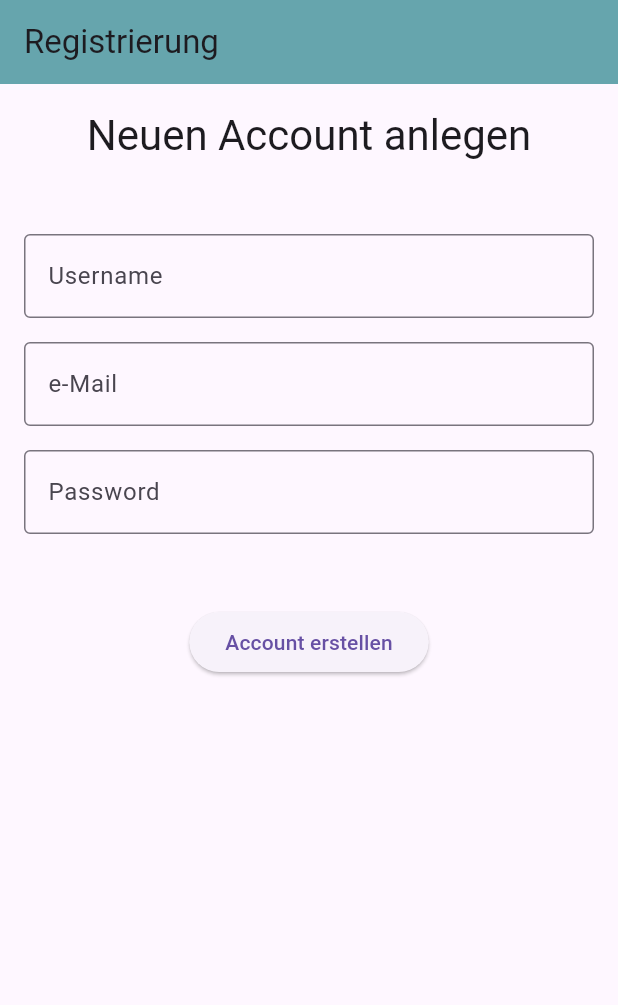
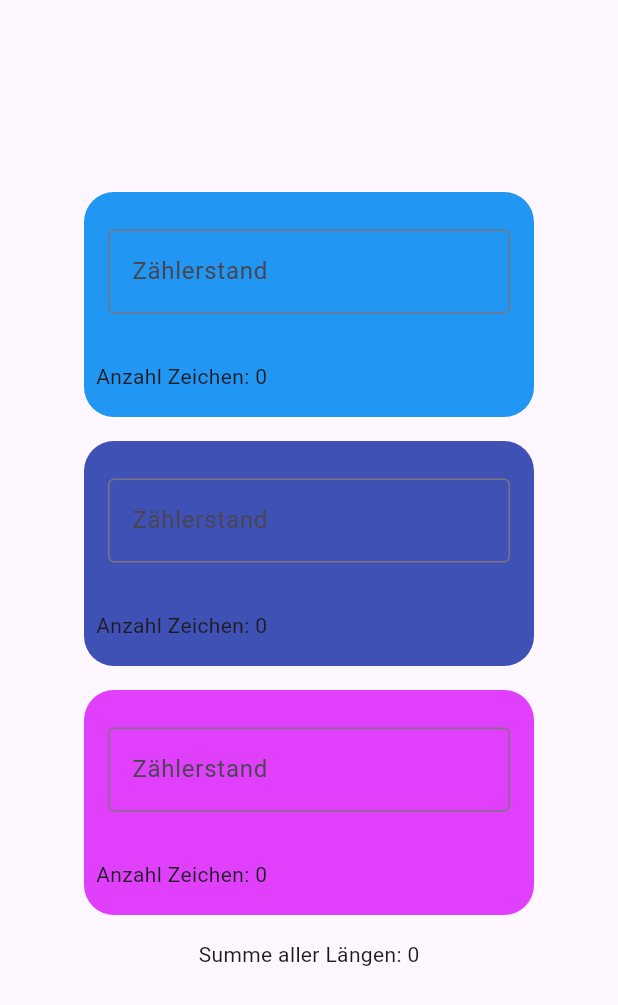
Before and after one commit to Miguele73/n_s_v_d, a Flutter app: the screen it shows after launch, on a phone screen of 412 x 824 dp. Shown: the top 1005 px of the screen. Run offline on Flutter 3.47's test engine with Material 3 defaults, Android fonts, the phone set to English and light mode, and no system bars.

Commit message:
Add MainScreen and CounterBox components; update main.dart to use MainScreen

```diff
--- /dev/null
+++ b/lib/counter_box.dart
@@ -0,0 +1,72 @@
+import 'package:flutter/material.dart';
+// import 'package:n_s_v_d/custom_button.dart';
+
+class CounterBox extends StatefulWidget {
+  final Color color;
+  final void Function(int c) onChanged;
+
+  const CounterBox({super.key, required this.color, required this.onChanged});
+
+  @override
+  State<CounterBox> createState() => _CounterBoxState();
+}
+
+class _CounterBoxState extends State<CounterBox> {
+  // State
+  // int _count = 0;
+  int _characters = 0;
+
+  // void _increment() {
+  //   setState(() {
+  //     _count++;
+  //   });
+  //   widget.onChanged(_count);
+  // }
+
+  @override
+  Widget build(BuildContext context) {
+    return Container(
+      height: 150,
+      width: 300,
+      decoration: BoxDecoration(
+        color: widget.color,
+        borderRadius: BorderRadius.all(Radius.circular(20)),
+      ),
+      child: Column(
+        spacing: 8,
+        mainAxisAlignment: MainAxisAlignment.center,
+        children: [
+          Padding(
+            padding: const EdgeInsets.all(16.0),
+            child: TextFormField(
+              decoration: InputDecoration(
+                labelText: "Zählerstand",
+                border: OutlineInputBorder(),
+              ),
+              onChanged: (value) {
+                setState(() {
+                  // _count = int.tryParse(value) ?? 0;
+                  _characters = value.length;
+                });
+                widget.onChanged(_characters);
+              },
+            ),
+          ),
+          //   onChanged: () {
+          //     _increment();
+          //   },
+          //   text: "Klick!",
+          // ),
+          // Text("$_count"),
+          Padding(
+            padding: const EdgeInsets.all(8.0),
+            child: Row(
+              mainAxisAlignment: MainAxisAlignment.start,
+              children: [Text("Anzahl Zeichen: $_characters")],
+            ),
+          ),
+        ],
+      ),
+    );
+  }
+}
--- a/lib/main.dart
+++ b/lib/main.dart
@@ -1,6 +1,7 @@
 import 'package:flutter/material.dart';
+import 'package:n_s_v_d/main_screen.dart';
 // import 'package:n_s_v_d/login_screen.dart';
-import 'package:n_s_v_d/validation_screen.dart';
+// import 'package:n_s_v_d/validation_screen.dart';
 
 void main() {
   runApp(const MainApp());
@@ -11,6 +12,6 @@ class MainApp extends StatelessWidget {
 
   @override
   Widget build(BuildContext context) {
-    return const MaterialApp(home: ValidationScreen());
+    return const MaterialApp(home: MainScreen());
   }
 }
--- /dev/null
+++ b/lib/main_screen.dart
@@ -0,0 +1,58 @@
+import 'package:flutter/material.dart';
+import 'package:n_s_v_d/counter_box.dart';
+
+class MainScreen extends StatefulWidget {
+  const MainScreen({super.key});
+
+  @override
+  State<MainScreen> createState() => _MainScreenState();
+}
+
+class _MainScreenState extends State<MainScreen> {
+  int box1 = 0;
+  int box2 = 0;
+  int box3 = 0;
+
+  int get _totalCount => box1 + box2 + box3;
+
+  @override
+  Widget build(BuildContext context) {
+    return Scaffold(
+      body: Padding(
+        padding: const EdgeInsets.fromLTRB(32.0, 128, 32.0, 0),
+        child: Center(
+          child: Column(
+            spacing: 16,
+            children: [
+              CounterBox(
+                color: Colors.blue,
+                onChanged: (c) {
+                  setState(() {
+                    box1 = c;
+                  });
+                },
+              ),
+              CounterBox(
+                color: Colors.indigo,
+                onChanged: (c) {
+                  setState(() {
+                    box2 = c;
+                  });
+                },
+              ),
+              CounterBox(
+                color: Colors.purpleAccent,
+                onChanged: (c) {
+                  setState(() {
+                    box3;
+                  });
+                },
+              ),
+              Text("Summe aller Längen: $_totalCount"),
+            ],
+          ),
+        ),
+      ),
+    );
+  }
+}
```
Also changed, not shown: lib/custom_button.dart (added, +46 -0 lines).
